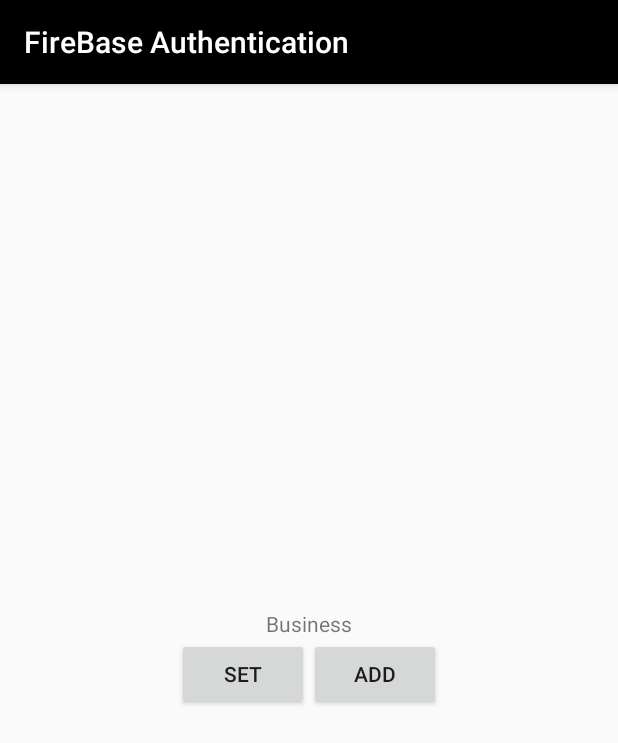
After one commit to ths2129/InClassAssignment10_ThomasS, an Android app: the FireBaseActivity screen opened directly, with no data from a screen before it, on a phone screen of 412 x 824 dp. The commit adds this screen. Shown: the top 743 px of the screen. Run offline under Robolectric (Android 15) with nearby library versions, the phone set to English and light mode, and no system bars; our stand-ins replace Firebase (no records; nobody signed in at launch, a user with empty details on screens opened directly).

```diff
--- a/app/build.gradle
+++ b/app/build.gradle
@@ -23,6 +23,7 @@ dependencies {
 
     implementation 'com.google.firebase:firebase-messaging:17.3.2'
     implementation 'com.google.firebase:firebase-auth:16.0.3'
+    implementation 'com.android.support.constraint:constraint-layout:1.1.3'
     dependencies {
         implementation fileTree(dir: 'libs', include: ['*.jar'])
         implementation 'com.android.support:appcompat-v7:26.1.0'
@@ -33,6 +34,7 @@ dependencies {
         androidTestImplementation 'com.android.support.test:runner:1.0.2'
         androidTestImplementation 'com.android.support.test.espresso:espresso-core:3.0.2'
         implementation 'com.google.firebase:firebase-auth:16.0.3'
+        implementation 'com.facebook.android:facebook-android-sdk:[4,5)'
     }
 }
 apply plugin: 'com.google.gms.google-services'
--- /dev/null
+++ b/app/src/main/java/com/example/inclassassignment10_thomass/FireBaseActivity.java
@@ -0,0 +1,60 @@
+package com.example.inclassassignment10_thomass;
+
+import android.support.annotation.NonNull;
+import android.support.v7.app.AppCompatActivity;
+import android.os.Bundle;
+import android.view.View;
+import android.widget.TextView;
+import android.widget.Toast;
+
+import com.google.firebase.auth.FirebaseAuth;
+import com.google.firebase.database.DataSnapshot;
+import com.google.firebase.database.DatabaseError;
+import com.google.firebase.database.DatabaseReference;
+import com.google.firebase.database.FirebaseDatabase;
+import com.google.firebase.database.ValueEventListener;
+
+public class FireBaseActivity extends AppCompatActivity {
+
+    private FirebaseAuth mAuth;
+    private TextView displayText;
+
+    private FirebaseDatabase database = FirebaseDatabase.getInstance(); //linked to the Firebase
+    private DatabaseReference holidayRef = database.getReference("Trip One"); //Location
+    private DatabaseReference anotherHolidayRef = database.getReference("Other Trips"); // This is the location
+    //private ArrayList<Business> people = new ArrayList<>();
+
+    @Override
+    protected void onCreate(Bundle savedInstanceState) {
+        super.onCreate(savedInstanceState);
+        setContentView(R.layout.activity_fire_base);
+        mAuth = FirebaseAuth.getInstance();
+
+        displayText = (TextView) findViewById(R.id.display_text); //Shows constructor
+
+        holidayRef.addValueEventListener(new ValueEventListener() { //if values change they can be pulled
+            @Override
+            public void onDataChange(@NonNull DataSnapshot dataSnapshot) {
+                Holiday h = dataSnapshot.getValue(Holiday.class); //object - where we are looking - library - getvalue
+                // displayText.setText(h.toString()); //object into string
+
+            }
+
+            @Override
+            public void onCancelled(@NonNull DatabaseError databaseError) {
+                Toast.makeText(FireBaseActivity.this, "Error loading Firebase", Toast.LENGTH_SHORT).show();
+            }
+
+        });
+    }
+
+    public void setTrip(View view) { //push this Onclick
+        holidayRef.setValue(new Holiday("NewfoundLand", 15000, false, true));//new object Business
+        Toast.makeText(this, "Added to FireBase", Toast.LENGTH_SHORT).show();
+    }
+
+    public void addTrip(View view) { //pushes onClick
+        anotherHolidayRef.push().setValue(new Holiday("Faroe Islands", 20000, false, true)); //push always starts a new one
+        Toast.makeText(this, "Added another trip", Toast.LENGTH_SHORT).show();
+    }
+}
--- /dev/null
+++ b/app/src/main/res/layout/activity_fire_base.xml
@@ -0,0 +1,45 @@
+<?xml version="1.0" encoding="utf-8"?>
+<LinearLayout xmlns:android="http://schemas.android.com/apk/res/android"
+    xmlns:app="http://schemas.android.com/apk/res-auto"
+    xmlns:tools="http://schemas.android.com/tools"
+    android:layout_width="match_parent"
+    android:layout_height="match_parent"
+    tools:context=".FireBaseActivity"
+    android:gravity="center">
+
+    <LinearLayout
+        android:layout_width="wrap_content"
+        android:layout_height="wrap_content"
+        android:orientation="vertical"
+        android:gravity="center">
+
+
+        <TextView
+            android:id="@+id/display_text"
+            android:layout_width="wrap_content"
+            android:layout_height="wrap_content"
+            android:text="Business" />
+
+
+        <LinearLayout
+            android:layout_width="wrap_content"
+            android:layout_height="wrap_content">
+
+
+            <Button
+                android:layout_width="wrap_content"
+                android:layout_height="wrap_content"
+                android:text="Set"
+                android:onClick="setTrip"/>
+
+            <Button
+                android:layout_width="wrap_content"
+                android:layout_height="wrap_content"
+                android:text="Add"
+                android:onClick="addTrip"/>
+
+        </LinearLayout>
+    </LinearLayout>
+
+
+</LinearLayout>
--- a/app/src/main/res/values/strings.xml
+++ b/app/src/main/res/values/strings.xml
@@ -1,3 +1,5 @@
 <resources>
     <string name="app_name">FireBase Authentication</string>
+    <string name="facebook_app_id">879787555698522</string>
+    <string name="fb_login_protocol_scheme">fb879787555698522</string>
 </resources>
```
Also changed, not shown: app/src/main/AndroidManifest.xml (+16 -3 lines), app/src/main/java/com/example/inclassassignment10_thomass/Holiday.java (added, +54 -0 lines), app/src/main/java/com/example/inclassassignment10_thomass/LoginActivity.java (+11 -6 lines), app/src/main/java/com/example/inclassassignment10_thomass/MainActivity.java (+108 -12 lines), app/src/main/res/layout/activity_main.xml (+15 -13 lines).
